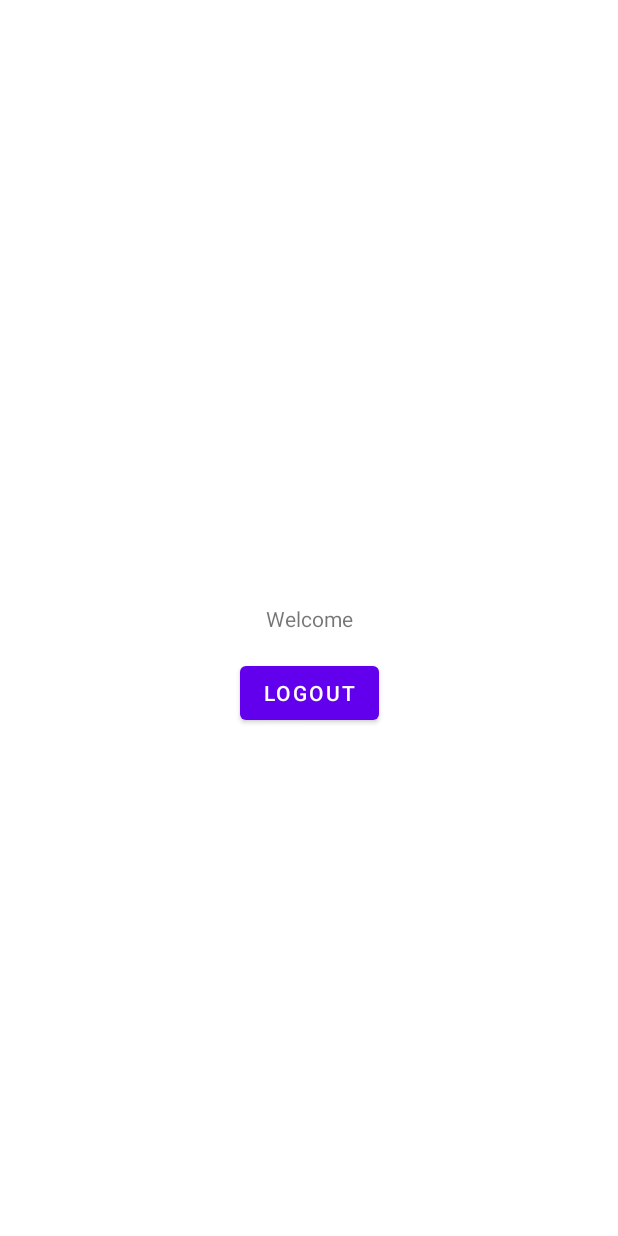
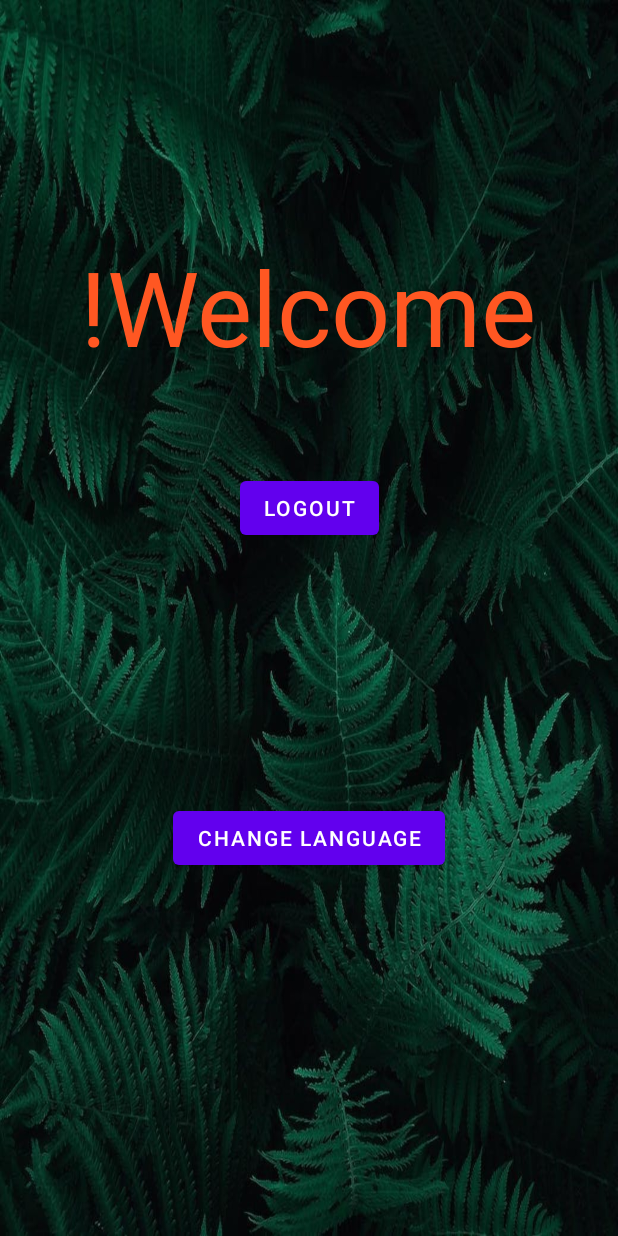
Before and after one commit to Zitronenbombon/tradeView, an Android app: the screen it shows after launch (MainActivity), on a phone screen of 412 x 824 dp. Run offline under Robolectric (Android 15) with nearby library versions, the phone set to English and light mode, and no system bars; our stand-ins replace Firebase (no records; nobody signed in at launch, a user with empty details on screens opened directly); Roboto replaces fonts that are not available here.

Commit message:
Sprache Ändern hinzugefügt

```diff
--- a/app/src/main/java/com/example/tradeview/MainActivity.java
+++ b/app/src/main/java/com/example/tradeview/MainActivity.java
@@ -1,19 +1,83 @@
 package com.example.tradeview;
 
+import androidx.appcompat.app.AlertDialog;
 import androidx.appcompat.app.AppCompatActivity;
 
+import android.app.Activity;
+import android.content.DialogInterface;
 import android.content.Intent;
+import android.content.SharedPreferences;
+import android.content.res.Configuration;
 import android.os.Bundle;
 import android.view.View;
+import android.widget.Button;
 
 import com.google.firebase.auth.FirebaseAuth;
+
+import java.util.Locale;
 
 public class MainActivity extends AppCompatActivity {
 
     @Override
     protected void onCreate(Bundle savedInstanceState) {
         super.onCreate(savedInstanceState);
+        loadLocale();
         setContentView(R.layout.activity_main);
+
+        Button changeLang = findViewById(R.id.changeLanguage);
+        changeLang.setOnClickListener(new View.OnClickListener() {
+            @Override
+            public void onClick(View view) {
+                // show AlertDialog to display list of languages, one can be selected
+                showChangeLanguageDialog();
+
+            }
+        });
+    }
+
+    private void showChangeLanguageDialog() {
+        //array of languages to choose from
+        final String[] listItems = {"English", "Deutsch"};
+        AlertDialog.Builder mBuilder = new AlertDialog.Builder(MainActivity.this);
+        mBuilder.setTitle("Choose Language");
+        mBuilder.setSingleChoiceItems(listItems, -1, new DialogInterface.OnClickListener(){
+            @Override
+            public void onClick(DialogInterface dialogInterface, int i){
+                if (i == 0){
+                    setLocale("en");
+                    recreate();
+                }
+                if (i == 1){
+                    setLocale("de");
+                    recreate();
+                }
+
+                dialogInterface.dismiss();
+                }
+        });
+
+        AlertDialog mDialog = mBuilder.create();
+        //show alert dialog
+        mDialog.show();
+    }
+
+    private void setLocale (String lang){
+        Locale locale = new Locale(lang);
+        Locale.setDefault(locale);
+        Configuration config = new Configuration();
+        config.locale = locale;
+        getBaseContext().getResources().updateConfiguration(config, getBaseContext().getResources().getDisplayMetrics());
+        //save data to shared preferences
+        SharedPreferences.Editor editor = getSharedPreferences("Settings", MODE_PRIVATE).edit();
+        editor.putString("My_Lang", lang);
+        editor.apply();
+    }
+
+    // load language saved in shared preferences
+    public void loadLocale(){
+        SharedPreferences prefs = getSharedPreferences("Settings", Activity.MODE_PRIVATE);
+        String language = prefs.getString("My_Lang", "");
+        setLocale(language);
     }
 
     public void logout (View view){
--- a/app/src/main/res/layout/activity_main.xml
+++ b/app/src/main/res/layout/activity_main.xml
@@ -4,30 +4,44 @@
     xmlns:tools="http://schemas.android.com/tools"
     android:layout_width="match_parent"
     android:layout_height="match_parent"
+    android:background="@drawable/wpwelcome"
     tools:context=".MainActivity">
 
     <TextView
         android:id="@+id/welcome"
         android:layout_width="wrap_content"
         android:layout_height="wrap_content"
-        android:text="Welcome"
+        android:text="@string/welcome"
+        android:textColor="#FF5722"
+        android:textSize="69sp"
         app:layout_constraintBottom_toBottomOf="parent"
+        app:layout_constraintHorizontal_bias="0.498"
         app:layout_constraintLeft_toLeftOf="parent"
         app:layout_constraintRight_toRightOf="parent"
-        app:layout_constraintTop_toTopOf="parent" />
+        app:layout_constraintTop_toTopOf="parent"
+        app:layout_constraintVertical_bias="0.216" />
 
     <Button
         android:id="@+id/button"
         android:layout_width="wrap_content"
         android:layout_height="wrap_content"
-        android:layout_marginTop="16dp"
-        android:text="Logout"
+        android:layout_marginTop="64dp"
+        android:onClick="logout"
+        android:text="@string/logout"
         app:layout_constraintEnd_toEndOf="parent"
-        app:layout_constraintHorizontal_bias="0.5"
         app:layout_constraintStart_toStartOf="parent"
-        app:layout_constraintTop_toBottomOf="@id/welcome"
+        app:layout_constraintTop_toBottomOf="@id/welcome" />
+
+    <Button
+        android:id="@+id/changeLanguage"
+        android:layout_width="wrap_content"
+        android:layout_height="wrap_content"
+        android:layout_marginTop="172dp"
         android:onClick="logout"
-        />
+        android:text="@string/changeLang"
+        app:layout_constraintEnd_toEndOf="parent"
+        app:layout_constraintStart_toStartOf="parent"
+        app:layout_constraintTop_toBottomOf="@id/button" />
 
 
 </androidx.constraintlayout.widget.ConstraintLayout>
--- a/app/src/main/res/values/strings.xml
+++ b/app/src/main/res/values/strings.xml
@@ -1,3 +1,16 @@
 <resources>
     <string name="app_name">tradeView</string>
+
+    <string name="welcome">!Welcome</string>
+    <string name="logout">Logout</string>
+    <string name="textfield1">Create New Account</string>
+    <string name="name">Full Name</string>
+    <string name="email">eMail</string>
+    <string name="password">password</string>
+    <string name="phone">phone</string>
+    <string name="registerBtn">Register</string>
+    <string name="loginText">login here</string>
+    <string name="loginBtn">Login</string>
+    <string name="registerText">create new Account</string>
+    <string name="changeLang">change Language</string>
 </resources>
```
Also changed, not shown: app/src/main/res/layout/activity_login.xml (+4 -4 lines), app/src/main/res/layout/activity_register.xml (+7 -7 lines), app/src/main/res/drawable/wpwelcome.jpeg (added), 1 other file.
